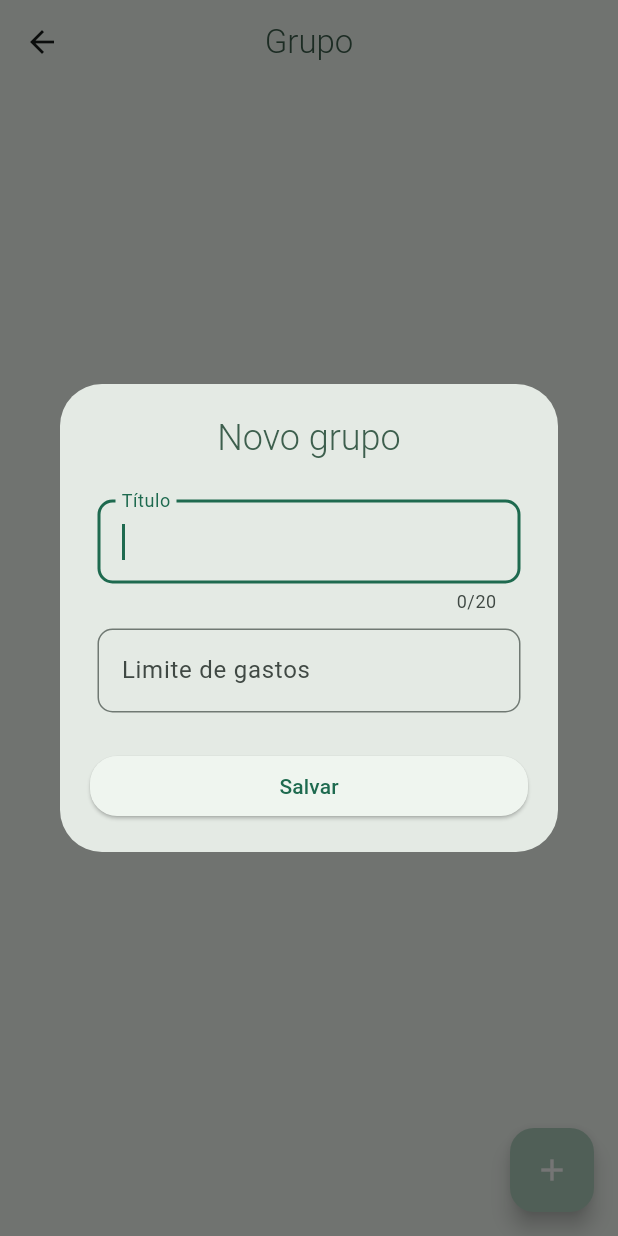
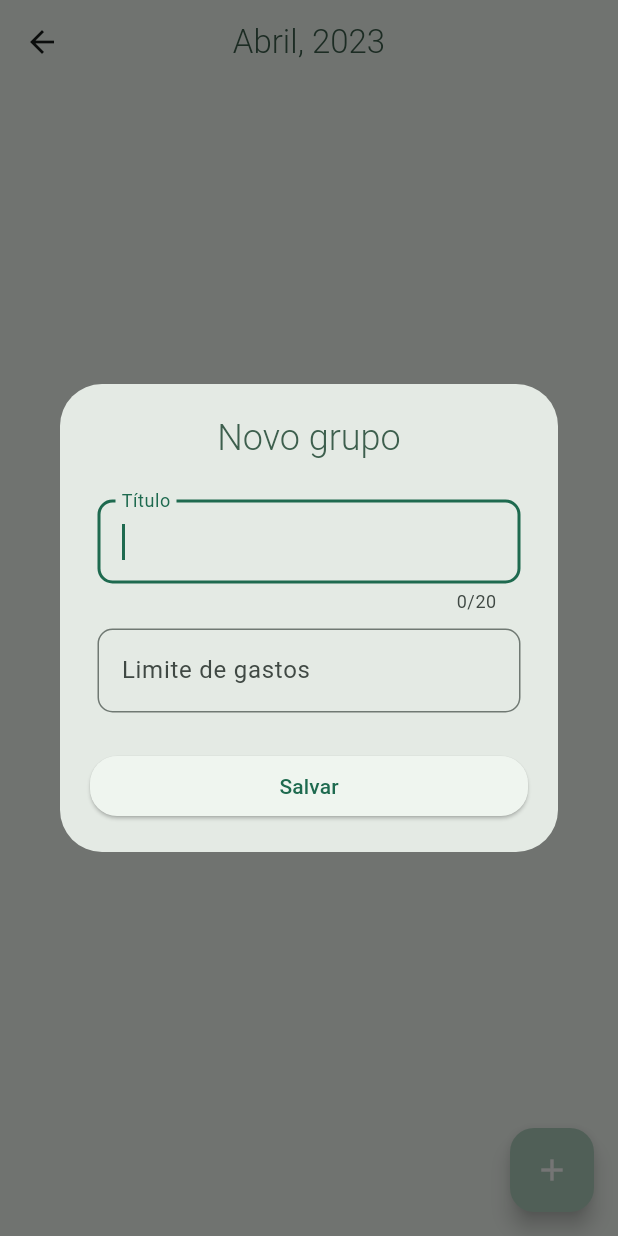
Before and after one commit to daricesousa/finance_app, a Flutter app: the GroupPage screen opened directly with empty values, after a tap on the "add" icon, on a phone screen of 412 x 824 dp. Run offline on Flutter 3.47's test engine with Material 2 defaults, Android fonts, the phone set to English and light mode, and no system bars; our stand-ins replace get, get_storage; missing offline and left inert: mask, month_selector; accounts and stored records are empty.

Commit message:
finance month

```diff
--- a/lib/app/core/utils/formatters.dart
+++ b/lib/app/core/utils/formatters.dart
@@ -1,3 +1,4 @@
+import 'package:finance_app/app/core/utils/monthEnum.dart';
 import 'package:flutter/widgets.dart';
 import 'package:mask/mask.dart';
 
@@ -15,4 +16,10 @@ class Formatters {
     final res = Mask.money().formatEditUpdate(value, value);
     return res.text;
   }
+
+  static String monthDisplay(DateTime date) {
+    final month = MonthEnum.values[date.month - 1].fullName;
+    final year = date.year.toString();
+    return "$month, $year";
+  }
 }
--- /dev/null
+++ b/lib/app/core/utils/monthEnum.dart
@@ -0,0 +1,45 @@
+enum MonthEnum {
+  jan,
+  fev,
+  mar,
+  abr,
+  mai,
+  jun,
+  jul,
+  ago,
+  set,
+  out,
+  nov,
+  dez;
+
+  String get fullName {
+    switch (name) {
+      case 'jan':
+        return 'Janeiro';
+      case 'fev':
+        return 'Fevereiro';
+      case 'mar':
+        return 'Março';
+      case 'abr':
+        return 'Abril';
+      case 'mai':
+        return 'Maio';
+      case 'jun':
+        return 'Junho';
+      case 'jul':
+        return 'Julho';
+      case 'ago':
+        return 'Agosto';
+      case 'set':
+        return 'Setembro';
+      case 'out':
+        return 'Outubro';
+      case 'nov':
+        return 'Novembro';
+      case 'dez':
+        return 'Dezembro';
+      default:
+        return '';
+    }
+  }
+}
--- a/lib/app/core/widgets/app_button.dart
+++ b/lib/app/core/widgets/app_button.dart
@@ -4,6 +4,7 @@ class AppButton extends StatelessWidget {
   final String label;
   final Color? color;
   final Color? colorLabel;
+  final double? height;
   final Function() onPressed;
 
   const AppButton(
@@ -11,21 +12,25 @@ class AppButton extends StatelessWidget {
       this.label = "Salvar",
       required this.onPressed,
       this.color,
-      this.colorLabel})
+      this.colorLabel,
+      this.height})
       : super(key: key);
 
   @override
   Widget build(BuildContext context) {
-    return ElevatedButton(
+    return SizedBox(
+      height: height,
+      child: ElevatedButton(
         onPressed: onPressed,
         style: ButtonStyle(
             backgroundColor: MaterialStateProperty.all(color),
-          shape: MaterialStateProperty.all(
-              RoundedRectangleBorder(borderRadius: BorderRadius.circular(18)))),
+            shape: MaterialStateProperty.all(RoundedRectangleBorder(
+                borderRadius: BorderRadius.circular(18)))),
         child: Text(
           label,
           style: TextStyle(color: colorLabel),
         ),
+      ),
     );
   }
 }
--- a/lib/app/models/finance_model.dart
+++ b/lib/app/models/finance_model.dart
@@ -4,13 +4,13 @@ import 'package:finance_app/app/core/utils/constants.dart';
 class FinanceModel {
   int id;
   double inflow;
-  String title;
+  DateTime month;
   List<GroupModel> groups;
 
   FinanceModel({
     int? id,
     required this.inflow,
-    required this.title,
+    required this.month,
     required this.groups,
   }) : id = id ?? Constants.uid();
 
@@ -18,7 +18,7 @@ class FinanceModel {
     return {
       'id': id,
       'inflow': inflow,
-      'title': title,
+      'month': month.toString(),
       'groups': groups.map((GroupModel e) => e.toMap()).toList(),
     };
   }
@@ -27,7 +27,7 @@ class FinanceModel {
     return FinanceModel(
         id: map['id'] ?? -1,
         inflow: map['inflow']?.toDouble() ?? 0.0,
-        title: map['title'] ?? '',
+        month: DateTime.parse(map['month']),
         groups: List<GroupModel>.from(
             map['groups']?.map((e) => GroupModel.fromMap(e))).toList());
   }
--- a/lib/app/modules/finance/finance_page.dart
+++ b/lib/app/modules/finance/finance_page.dart
@@ -41,7 +41,7 @@ class FinancePage extends GetView<FinanceController> {
               child: Card(
                 child: ListTile(
                   title: Text(
-                    finance.title,
+                    Formatters.monthDisplay(finance.month),
                     style: const TextStyle(color: AppColor.dark),
                   ),
                   subtitle: Column(
--- a/lib/app/modules/finance/widgets/dialog_delete_finance.dart
+++ b/lib/app/modules/finance/widgets/dialog_delete_finance.dart
@@ -1,4 +1,5 @@
 import 'package:finance_app/app/core/ui/app_color.dart';
+import 'package:finance_app/app/core/utils/formatters.dart';
 import 'package:finance_app/app/core/widgets/app_button.dart';
 import 'package:finance_app/app/models/finance_model.dart';
 import 'package:flutter/material.dart';
@@ -29,7 +30,7 @@ class _DialogDeleteFinanceState extends State<DialogDeleteFinance> {
                   text: "Tem certeza que deseja deletar a finança ",
                   children: [
                     TextSpan(
-                        text: widget.finance.title,
+                        text: Formatters.monthDisplay(widget.finance.month),
                         style: const TextStyle(
                             fontWeight: FontWeight.bold, color: AppColor.dark)),
                     const TextSpan(text: "?"),
--- a/lib/app/modules/group/group_page.dart
+++ b/lib/app/modules/group/group_page.dart
@@ -17,19 +17,11 @@ class GroupPage extends GetView<GroupController> {
   Widget build(BuildContext context) {
     return Scaffold(
       appBar: AppBar(
-        title: Visibility(
-          visible: controller.finance.title != '',
-          replacement: const Text("Grupo",
-              style: TextStyle(
-                color: AppColor.dark,
-                fontWeight: FontWeight.w300,
-              )),
-          child: Text(controller.finance.title,
-              style: const TextStyle(
-                color: AppColor.dark,
-                fontWeight: FontWeight.w300,
-              )),
-        ),
+        title: Text(Formatters.monthDisplay(controller.finance.month),
+            style: const TextStyle(
+              color: AppColor.dark,
+              fontWeight: FontWeight.w300,
+            )),
         centerTitle: true,
       ),
       body: body(),
@@ -57,8 +49,12 @@ class GroupPage extends GetView<GroupController> {
                   subtitle: Column(
                     crossAxisAlignment: CrossAxisAlignment.start,
                     children: [
-                      Text(
-                          "Limite de gastos: ${Formatters.moneyDisplay(group.spendingLimit)}"),
+                      Visibility(
+                        visible: group.spendingLimit != 0,
+                        replacement: const SizedBox(),
+                        child: Text(
+                            "Limite de gastos: ${Formatters.moneyDisplay(group.spendingLimit)}"),
+                      ),
                       Text(
                           "Saída: ${Formatters.moneyDisplay(group.totalAmountExpenses())}"),
                     ],
--- a/pubspec.yaml
+++ b/pubspec.yaml
@@ -39,6 +39,7 @@ dependencies:
   mask: ^1.0.4
   get: ^4.6.5
   get_storage: ^2.1.1
+  month_selector: ^1.0.2
 
 dev_dependencies:
   flutter_test:
```
Also changed, not shown: lib/app/modules/finance/finance_controller.dart (+16 -8 lines), lib/app/modules/finance/widgets/dialog_add_finance.dart (+34 -8 lines), pubspec.lock. Lines whose indentation alone changed are shown as unchanged.
